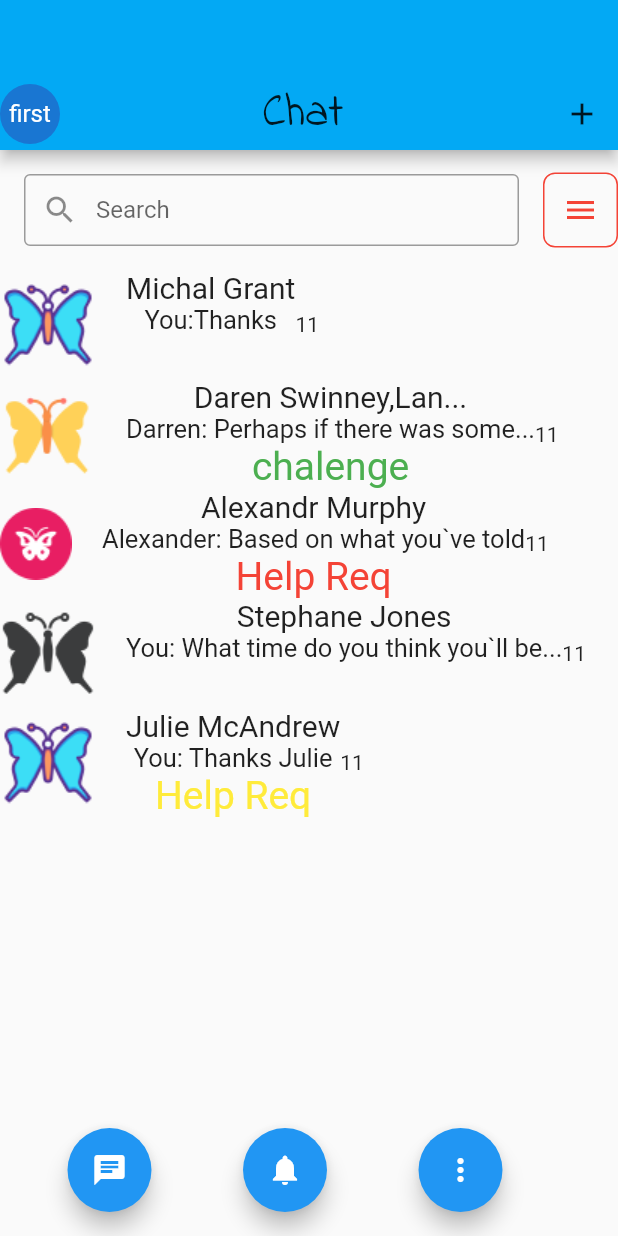
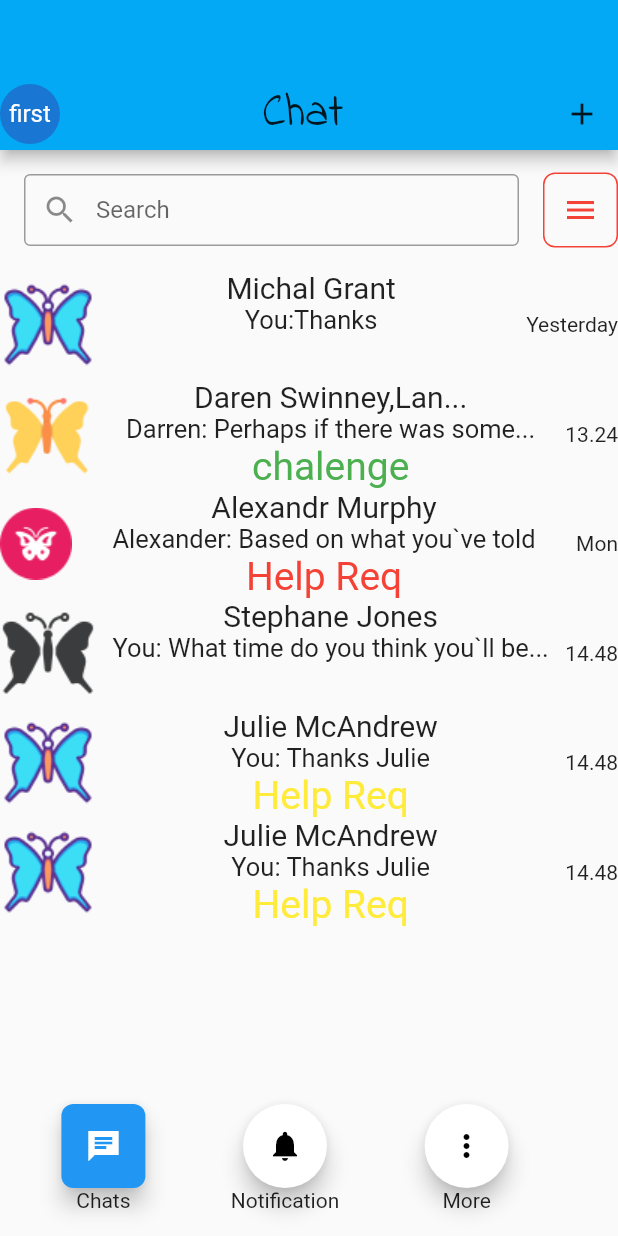
Before and after one commit to LightofDoctor/TestRepository, a Flutter app: the screen it shows after launch, on a phone screen of 412 x 824 dp. Run offline on Flutter 3.47's test engine with Material 2 defaults, Android fonts, the phone set to English and light mode, and no system bars; our stand-ins replace flutter_bloc.

Commit message:
Modeling floatingActionButton

```diff
--- a/lib/chat_repository/chat_repo.dart
+++ b/lib/chat_repository/chat_repo.dart
@@ -53,6 +53,13 @@ class ChatRepository {
 
         ColorMessage('Help Req', Colors.yellow),
       ),
+      ChatModel(
+        [UserModel('Julie McAndrew', 'assets/icons/icons8-butterfly-64.png')],
+        MessageModel('You: Thanks Julie', UserModel('Julie McAndrew', 'assets/icons/icons8-butterfly-64.png')),
+        DateTime.now(),DataField(text: '14.48'),
+
+        ColorMessage('Help Req', Colors.yellow),
+      ),
 
 
     ];
--- a/lib/presentation/chat_screen.dart
+++ b/lib/presentation/chat_screen.dart
@@ -111,11 +111,12 @@ class _FirstScreenState extends State<FirstScreen> {
                     itemBuilder: (contex, index) {
                       final chat = chats[index];
                       return Row(
+                        mainAxisAlignment: MainAxisAlignment.spaceBetween,
                         children: [
                           Column(
                             children: [Image.asset(chat.members[0].avatarPath)],
                           ),
-                          SizedBox(width: 20,),
+
                           Column(
                             children: [
                               Row(
@@ -138,7 +139,7 @@ class _FirstScreenState extends State<FirstScreen> {
 
                           Column(
 
-                            children: [Text(chat.createdTime.day.toString())],
+                            children: [Text(chat.dataField!.text.toString())],
                           ),
 
                         ],
@@ -160,7 +161,8 @@ class _FirstScreenState extends State<FirstScreen> {
   }
 }
 Widget _FloatingAtionButton(){
-  return Column(
+  return Stack(
+    children:[ Column(
 
       mainAxisAlignment: MainAxisAlignment.end,
       children: [
@@ -169,20 +171,38 @@ Widget _FloatingAtionButton(){
           children: [
             Column(children: [
               FloatingActionButton(onPressed: (){},
-              child: Icon(Icons.chat),),
+
+                shape: RoundedRectangleBorder(borderRadius: BorderRadius.circular(8.0),
+                side: BorderSide.none),
+
+                child: Icon(Icons.chat_sharp),),
+              Text('Chats'),
 
             ],),
             Column(children: [
               FloatingActionButton(onPressed:(){},
-              child: Icon(Icons.notifications),)
+                shape: CircleBorder(),
+                backgroundColor: Colors.white,
+                child: Icon(Icons.notifications,
+                color: Colors.black,),),
+              Text('Notification'),
+
             ],),
             Column(
               children: [
+
                 FloatingActionButton(onPressed: (){},
-                child: Icon(Icons.more_vert),)
+                  backgroundColor: Colors.white,
+                  child: Icon(Icons.more_vert,
+                  color: Colors.black,),),
+                Text('More'),
               ],
             )
           ],)
       ],
+    ),
+
+  ]
+
   );
 }
```
Lines whose indentation alone changed are shown as unchanged.
